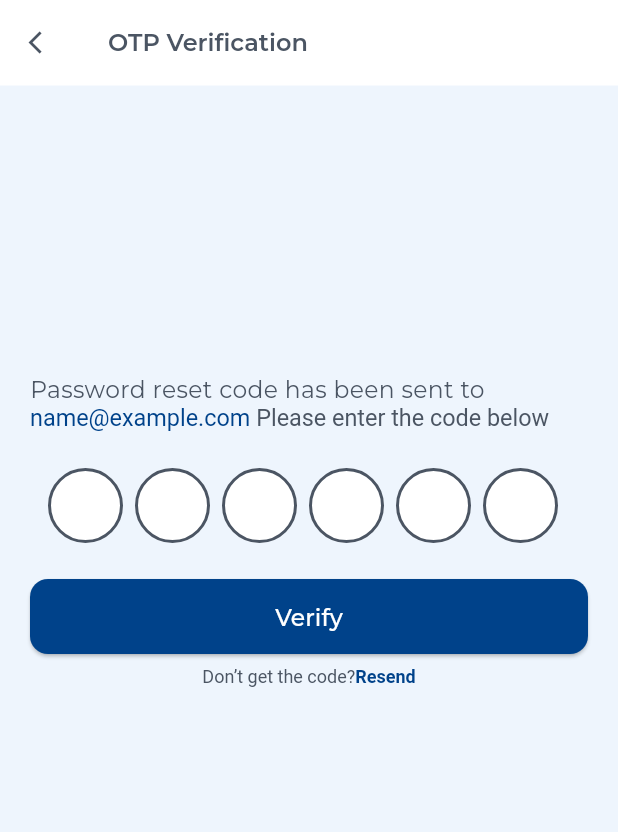
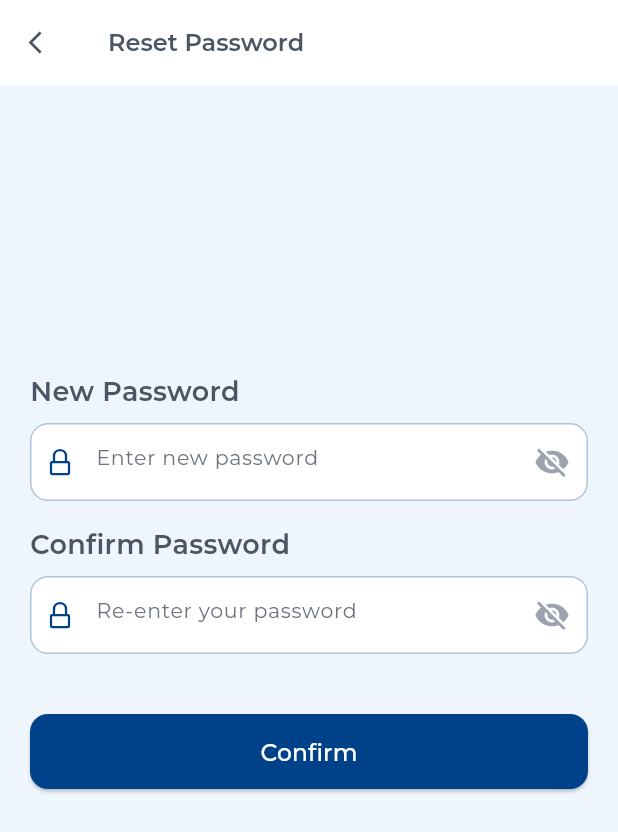
Before and after one commit to MdLimon123/Find-A-Coach, a Flutter app: the ClientOtpVerifyScreen screen opened directly, after a tap on "Verify", on a phone screen of 412 x 824 dp. Shown: the top 832 px of the screen. Run offline on Flutter 3.47's test engine with Material 3 defaults, Android fonts, the phone set to English and light mode, and no system bars; drawn by our look-alikes of flutter_otp_text_field; our stand-ins replace flutter_screenutil, flutter_spinkit, flutter_svg, get, image_cropper, image_picker and 2 more; accounts and stored records are empty; project files that could hold a hidden picture were left out.

Commit message:
reset password done

```diff
--- a/assets/language/en.json
+++ b/assets/language/en.json
@@ -26,6 +26,12 @@
   "pleaseEnterCodeBelow": " Please enter the code below",
   "verify": "Verify",
   "dontGetTheCode": "Don’t get the code?",
-  "resend": "Resend"
+  "resend": "Resend",
+  "resetPassword": "Reset Password",
+  "newPassword": "New Password",
+  "enterNewPassword": "Enter new password",
+  "confirmPassword": "Confirm Password",
+  "reEnterYourPassword": "Re-enter your password"
+
 
 }
--- a/lib/views/base/custom_text_field.dart
+++ b/lib/views/base/custom_text_field.dart
@@ -131,6 +131,6 @@ class _CustomTextFieldState extends State<CustomTextField> {
 
   _suffixIcon(IconData icon) {
     return Padding(padding: const EdgeInsets.all(12.0), child: Icon(icon,
-      color: AppColors.primaryColor,));
+      color: Color(0xFF9CA3AF),));
   }
 }
--- a/lib/views/screen/ClientFlow/ClientAuth/client_otp_verify_screen.dart
+++ b/lib/views/screen/ClientFlow/ClientAuth/client_otp_verify_screen.dart
@@ -2,6 +2,7 @@ import 'package:find_me_a_coach/utils/app_colors.dart';
 import 'package:find_me_a_coach/utils/style.dart';
 import 'package:find_me_a_coach/views/base/custom_appbar.dart';
 import 'package:find_me_a_coach/views/base/custom_button.dart';
+import 'package:find_me_a_coach/views/screen/ClientFlow/ClientAuth/client_reset_password_screen.dart';
 import 'package:flutter/gestures.dart';
 import 'package:flutter/material.dart';
 import 'package:flutter_otp_text_field/flutter_otp_text_field.dart';
@@ -57,8 +58,8 @@ class _ClientOtpVerifyScreenState extends State<ClientOtpVerifyScreen> {
             enabledBorderColor: Color(0xFF4B5563),
             showFieldAsBox: true,
             filled: true,
-            fieldWidth: 50,
-            fieldHeight: 50,
+            fieldWidth: 45,
+            fieldHeight: 45,
             borderRadius: BorderRadius.circular(100),
             textStyle: TextStyle(fontSize: 18, color: Color(0xFF4B5563),
                 fontWeight: FontWeight.w600),
@@ -70,7 +71,9 @@ class _ClientOtpVerifyScreenState extends State<ClientOtpVerifyScreen> {
             },
           ),
           SizedBox(height: 24,),
-          CustomButton(onTap: (){},
+          CustomButton(onTap: (){
+            Get.to(()=> ClientResetPasswordScreen());
+          },
               text: "verify".tr), // Changed
           SizedBox(height: 8,),
           Center(
--- /dev/null
+++ b/lib/views/screen/ClientFlow/ClientAuth/client_reset_password_screen.dart
@@ -0,0 +1,68 @@
+import 'package:find_me_a_coach/utils/app_colors.dart';
+import 'package:find_me_a_coach/views/base/custom_appbar.dart';
+import 'package:find_me_a_coach/views/base/custom_button.dart';
+import 'package:find_me_a_coach/views/base/custom_text_field.dart';
+import 'package:find_me_a_coach/views/screen/ClientFlow/ClientAuth/client_login_screen.dart';
+import 'package:flutter/material.dart';
+import 'package:flutter_svg/flutter_svg.dart';
+import 'package:get/get.dart'; // Import GetX
+
+class ClientResetPasswordScreen extends StatefulWidget {
+  const ClientResetPasswordScreen({super.key});
+
+  @override
+  State<ClientResetPasswordScreen> createState() => _ClientResetPasswordScreenState();
+}
+
+class _ClientResetPasswordScreenState extends State<ClientResetPasswordScreen> {
+  final passwordTextController = TextEditingController();
+  final confirmPasswordTextController = TextEditingController();
+  @override
+  Widget build(BuildContext context) {
+    return Scaffold(
+      backgroundColor: AppColors.backgroundColor,
+      appBar: CustomAppbar(title: "resetPassword".tr), // Changed
+      body: ListView(
+          padding: EdgeInsets.symmetric(horizontal: 20, vertical: 191),
+          children: [
+            Text("newPassword".tr, // Changed
+              style: TextStyle(
+                  fontSize: 18,
+                  fontWeight: FontWeight.w600,
+                  color: Color(0xFF4B5563)
+              ),),
+            SizedBox(height: 8,),
+            CustomTextField(controller: passwordTextController,
+              filled: true,
+              isPassword: true,
+              prefixIcon: Padding(
+                padding: const EdgeInsets.all(8.0),
+                child: SvgPicture.asset('assets/icons/lock.svg'),
+              ),
+              hintText: "enterNewPassword".tr,), // Already .tr in your snippet
+            SizedBox(height: 16,),
+            Text("confirmPassword".tr, // Changed
+              style: TextStyle(
+                  fontSize: 18,
+                  fontWeight: FontWeight.w600,
+                  color: Color(0xFF4B5563)
+              ),),
+            SizedBox(height: 8,),
+            CustomTextField(controller: confirmPasswordTextController,
+              filled: true,
+              isPassword: true,
+              prefixIcon: Padding(
+                padding: const EdgeInsets.all(8.0),
+                child: SvgPicture.asset('assets/icons/lock.svg'),
+              ),
+              hintText: "reEnterYourPassword".tr,), // Changed
+
+            SizedBox(height: 40,),
+            CustomButton(onTap: (){
+              Get.to(()=> ClientLoginScreen());
+            }, text: "confirm".tr) // Changed
+          ]
+      ),
+    );
+  }
+}
```
Also changed, not shown: lib/views/screen/ClientFlow/ClientAuth/client_signup_screen.dart (added).
